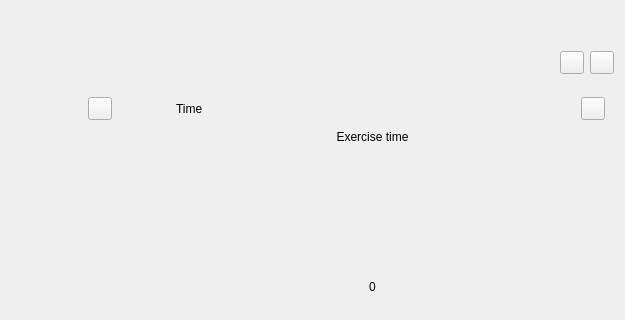
Above: health_tracker/health_app_pyqt/ui/health_interface.ui from sxdl/health_tracker before the change; both pictures show x 374 to 999 and y 0 to 320 of the 999 by 879 pixel window. Below: the same form after it.
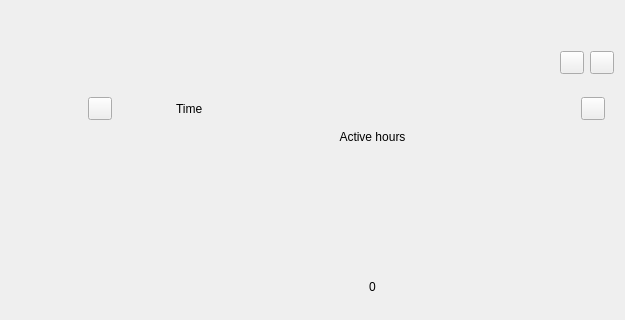
That is the form after the change. Icons and pictures are not drawn. Custom widgets are drawn as their Qt base class.

Commit message: fix(health_interface): 补充活动时间数据显示

The edit to the form file:
```diff
--- a/health_tracker/health_app_pyqt/ui/health_interface.ui
+++ b/health_tracker/health_app_pyqt/ui/health_interface.ui
@@ -225,7 +225,7 @@
           <item>
            <widget class="SubtitleLabel" name="timeCaption">
             <property name="text">
-             <string>Exercise time</string>
+             <string>Active hours</string>
             </property>
             <property name="alignment">
              <set>Qt::AlignCenter</set>
```
The commit also changes 2 other files.
